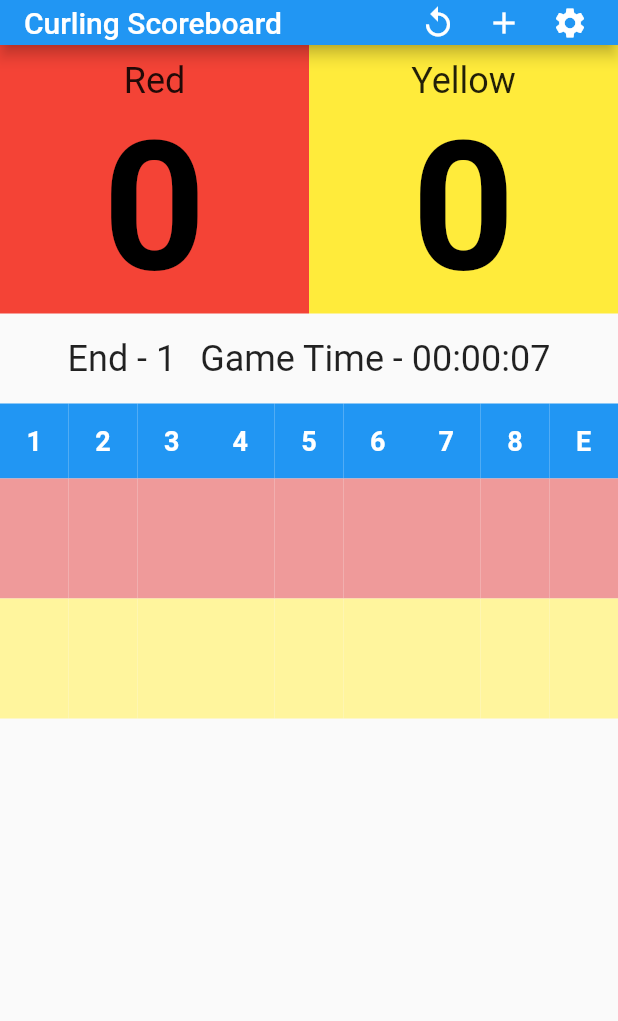
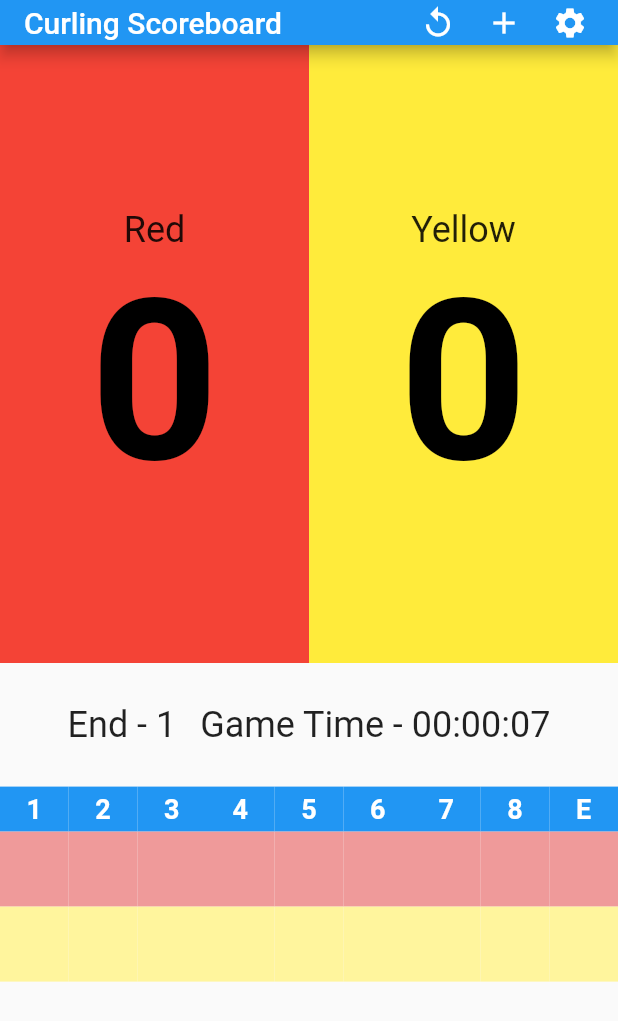
Before and after one commit to tomarra/curling_scoreboard_flutter, a Flutter app: the screen it shows after launch, on a phone screen of 412 x 824 dp. Shown: the top 1021 px of the screen. Run offline on Flutter 3.47's test engine with Material 2 defaults, Android fonts, the light colour scheme and no system bars; generated files the repository leaves out were written again.

Commit message:
fix: better scaling for big score boxes

```diff
--- a/lib/main.dart
+++ b/lib/main.dart
@@ -437,13 +437,17 @@ class _CurlingScoreboardScreenState extends State<CurlingScoreboardScreen> {
   }
 
   Widget buildBody() {
+    final screenHeight = MediaQuery.of(context).size.height;
+    final scoresContainerHeight = screenHeight * 0.50;
+    final gameInfoContainerHeight = screenHeight * 0.10;
+    final scoreboardContainerHeight = screenHeight * 0.30;
+
     return Column(
       children: [
-        buildScoresRow(),
-        const SizedBox(height: 16),
-        buildGameInfoRow(),
-        const SizedBox(height: 16),
-        Expanded(
+        SizedBox(height: scoresContainerHeight, child: buildScoresRow()),
+        SizedBox(height: gameInfoContainerHeight, child: buildGameInfoRow()),
+        SizedBox(
+          height: scoreboardContainerHeight,
           child: buildEndsContainer(),
         ),
       ],
@@ -496,7 +500,6 @@ class _CurlingScoreboardScreenState extends State<CurlingScoreboardScreen> {
     return Row(
       crossAxisAlignment: CrossAxisAlignment.start,
       children: [
-        const SizedBox(height: 8),
         ...List.generate(totalEnds + 1, (index) => index + 1).map(
           (end) => InkWell(
             child: buildEndContainer(end, endContainerWidth),
@@ -520,7 +523,7 @@ class _CurlingScoreboardScreenState extends State<CurlingScoreboardScreen> {
     return Container(
       alignment: Alignment.center,
       width: width,
-      height: 50,
+      constraints: const BoxConstraints(minHeight: 30),
       decoration: const BoxDecoration(
         color: Colors.blue,
       ),
@@ -585,7 +588,7 @@ class _CurlingScoreboardScreenState extends State<CurlingScoreboardScreen> {
     return Container(
       alignment: Alignment.center,
       width: width,
-      height: 80,
+      constraints: const BoxConstraints(minHeight: 50),
       decoration: BoxDecoration(
         color: color,
       ),
--- a/lib/widgets/total_score/team_total_score_widget.dart
+++ b/lib/widgets/total_score/team_total_score_widget.dart
@@ -22,6 +22,7 @@ class TeamTotalScoreWidget extends StatelessWidget {
       width: teamTotalScoreContainerWidth,
       padding: const EdgeInsets.fromLTRB(0, 10, 0, 0),
       child: Column(
+        mainAxisAlignment: MainAxisAlignment.center,
         children: [
           Text(
             teamName,
@@ -33,7 +34,7 @@ class TeamTotalScoreWidget extends StatelessWidget {
             score,
             textAlign: TextAlign.center,
             style: const TextStyle(
-              fontSize: 120,
+              fontSize: 150,
               color: Colors.black,
               fontWeight: FontWeight.bold,
             ),
```
